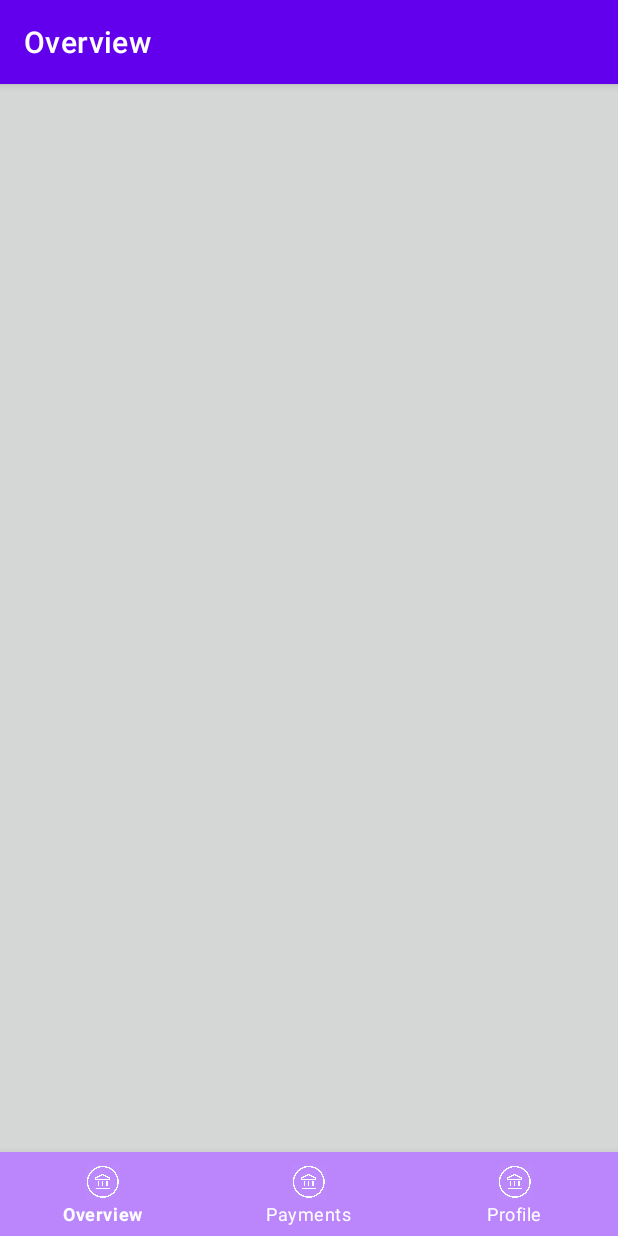
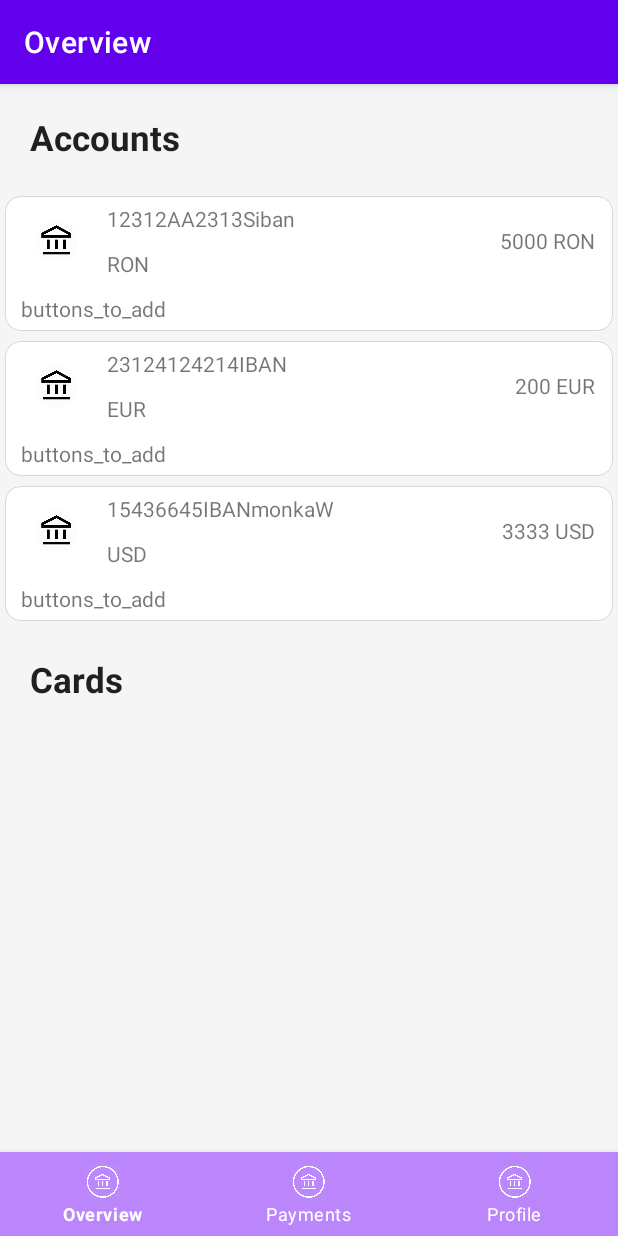
Before and after one commit to gabrielconstantin02/banking_app, an Android app: the OverviewFragment screen opened directly, with no data from a screen before it, on a phone screen of 412 x 824 dp. Run offline under Robolectric (Android 15) with nearby library versions, the phone set to English and light mode, and no system bars; our stand-ins replace CircleImageView.

Commit message:
added overview's accounts

```diff
--- a/app/src/main/java/com/example/banking_app/fragments/OverviewFragment.kt
+++ b/app/src/main/java/com/example/banking_app/fragments/OverviewFragment.kt
@@ -10,30 +10,87 @@ import android.widget.TextView
 import androidx.fragment.app.Fragment
 import com.example.banking_app.R
 import com.example.banking_app.models.Account
+import com.example.banking_app.models.Currency
 
 class OverviewFragment : Fragment() {
     override fun onCreateView(inflater: LayoutInflater, container: ViewGroup?,
                               savedInstanceState: Bundle?): View? {
         val view: View = inflater.inflate(R.layout.fragment_overview, container, false);
         activity?.title = getString(R.string.nav_overview);
+        val accountsLayout : LinearLayout = view.findViewById(R.id.overviewHolder);
+
+        val mockData : MutableList<Pair<Account, Currency>> = mutableListOf();
+        getMockData(mockData);
+
+        addAccounts(inflater, accountsLayout, mockData);
+
         return view;
     }
 
+    private fun getMockData(dataList: MutableList<Pair<Account, Currency>>) {
+        dataList.clear();
+        dataList.add(Pair(
+                Account(
+                        "12312AA2313Siban",
+                        1,
+                        1,
+                        "BIC",
+                        5000
+                ),
+                Currency(
+                        1,
+                        "RON"
+                )
+        ));
+        dataList.add(Pair(
+                Account(
+                        "23124124214IBAN",
+                        1,
+                        1,
+                        "BIC",
+                        200
+                ),
+                Currency(
+                        2,
+                        "EUR"
+                )
+        ));
+        dataList.add(Pair(
+                Account(
+                        "15436645IBANmonkaW",
+                        1,
+                        1,
+                        "BIC",
+                        3333
+                ),
+                Currency(
+                        3,
+                        "USD"
+                )
+        ));
+    }
 
     @SuppressLint("SetTextI18n")
-    private fun addAccounts(inflater: LayoutInflater, location: LinearLayout, dataAccounts: List<Account>) {
-        for (account: Account in dataAccounts) {
+    private fun addAccounts(inflater: LayoutInflater, location: LinearLayout, dataAccounts: List<Pair<Account, Currency>>) {
+        for (data: Pair<Account, Currency> in dataAccounts) {
             val hold: View = inflater.inflate(R.layout.log_accounts, location, false);
+            val account: Account = data.first;
+            val currency: Currency = data.second;
 
-            val ibanText: TextView = hold.findViewById(R.id.ibanHolder);
+            val ibanText: TextView = hold.findViewById(R.id.accountLogIban);
             ibanText.text = account.getIban();
-            val balanceText: TextView = hold.findViewById(R.id.ibanHolder);
-            balanceText.text = account.getBalance().toString() + '$';
+            val currencyText: TextView = hold.findViewById(R.id.accountLogCurrency);
+            currencyText.text = currency.getName();
+            val balanceText: TextView = hold.findViewById(R.id.accountLogBalance);
+            balanceText.text = account.getBalance().toString() + " " + currency.getName();
+
+            location.addView(hold);
         }
     }
 
-    private fun loadAccounts() {
+    private fun addCards(inflater: LayoutInflater, location: LinearLayout, dataAccounts: List<Pair<Account, Currency>>) {
 
     }
+    //private fun loadAccounts() {}
 
 }
--- /dev/null
+++ b/app/src/main/java/com/example/banking_app/models/Currency.kt
@@ -0,0 +1,15 @@
+package com.example.banking_app.models;
+
+class Currency(currencyId: Int, name: String) {
+    private var mCurrencyId : Int = currencyId;
+    private var mName : String = name;
+
+    fun getCurrencyId () : Int {
+        return mCurrencyId;
+    }
+
+    fun getName () : String {
+        return mName;
+    }
+
+}
--- /dev/null
+++ b/app/src/main/res/drawable/border_account_log.xml
@@ -0,0 +1,14 @@
+<?xml version="1.0" encoding="utf-8"?>
+<shape xmlns:android="http://schemas.android.com/apk/res/android"
+    android:shape="rectangle" >
+    <solid
+        android:color="@android:color/white">
+    </solid>
+    <stroke
+        android:width="0.5dip"
+        android:color="@color/black_20">
+    </stroke>
+    <corners
+        android:radius="10dp">
+    </corners>
+</shape>
--- a/app/src/main/res/drawable/borders.xml
+++ b/app/src/main/res/drawable/borders.xml
@@ -1,5 +1,6 @@
 <?xml version="1.0" encoding="utf-8"?>
-<shape xmlns:android="http://schemas.android.com/apk/res/android" android:shape="rectangle" >
+<shape xmlns:android="http://schemas.android.com/apk/res/android"
+    android:shape="rectangle" >
     <!--<solid
         android:color="@android:color/white">
     </solid>-->
--- a/app/src/main/res/layout/activity_main.xml
+++ b/app/src/main/res/layout/activity_main.xml
@@ -20,7 +20,10 @@
     <FrameLayout
         android:id="@+id/container"
         android:layout_width="match_parent"
-        android:layout_height="match_parent"/>
+        android:layout_height="0dp"
+        app:layout_constraintTop_toBottomOf="@id/toolbar"
+        app:layout_constraintBottom_toTopOf="@id/navigationView"
+        />
 
     <com.google.android.material.bottomnavigation.BottomNavigationView
         android:id="@+id/navigationView"
--- a/app/src/main/res/layout/fragment_overview.xml
+++ b/app/src/main/res/layout/fragment_overview.xml
@@ -4,18 +4,41 @@
     xmlns:tools="http://schemas.android.com/tools"
     android:layout_width="match_parent"
     android:layout_height="match_parent"
-    android:background="@color/black_20"
+    android:background="@color/black_5"
     tools:context=".fragments.OverviewFragment">
 
-    <!-- TODO: Update blank fragment layout -->
-    <androidx.core.widget.NestedScrollView
+    <LinearLayout
+        android:orientation="vertical"
         android:layout_width="match_parent"
-        android:layout_height="match_parent">
+        android:layout_height="wrap_content">
 
-        <LinearLayout
-            android:id="@+id/holderOverview"
+        <TextView
+            android:id="@+id/accountTitle"
+            style="@style/bigTitle"
+            android:layout_width="wrap_content"
+            android:layout_height="wrap_content"
+            android:padding="20dp"
+            android:text="@string/overview_accounts" />
+
+        <androidx.core.widget.NestedScrollView
             android:layout_width="match_parent"
+            android:layout_height="match_parent">
+
+            <LinearLayout
+                android:id="@+id/overviewHolder"
+                android:layout_width="match_parent"
+                android:layout_height="wrap_content"
+                android:orientation="vertical" />
+        </androidx.core.widget.NestedScrollView>
+
+        <TextView
+            android:id="@+id/cardsTitle"
+            style="@style/bigTitle"
+            android:layout_width="wrap_content"
             android:layout_height="wrap_content"
-            android:orientation="vertical" />
-    </androidx.core.widget.NestedScrollView>
+            android:padding="20dp"
+            android:text="@string/overview_cards" />
+
+    </LinearLayout>
+
 </FrameLayout>
--- a/app/src/main/res/layout/log_accounts.xml
+++ b/app/src/main/res/layout/log_accounts.xml
@@ -2,10 +2,11 @@
 <RelativeLayout
     xmlns:android="http://schemas.android.com/apk/res/android"
     android:layout_width="match_parent"
-    android:background="@drawable/borders"
     android:id="@+id/accountLogItem"
     android:layout_height="wrap_content"
+    android:background="@drawable/border_account_log"
     android:paddingEnd="10dp"
+    android:layout_margin="3dp"
     android:paddingStart="5dp"
     >
 
@@ -27,7 +28,7 @@
             >
 
                 <TextView
-                    android:id="@+id/ibanHolder"
+                    android:id="@+id/accountLogIban"
                     android:layout_width="wrap_content"
                     android:layout_height="wrap_content"
                     android:layout_alignParentTop="true"
@@ -35,16 +36,16 @@
                     android:text="Title" />
 
                 <TextView
-                    android:id="@+id/currencyHolder"
+                    android:id="@+id/accountLogCurrency"
                     android:layout_width="wrap_content"
                     android:layout_height="wrap_content"
                     android:layout_alignParentBottom="true"
                     android:layout_marginBottom="5dp"
                     android:text="Description"
-                />
+                    />
 
                 <TextView
-                    android:id="@+id/balanceHolder"
+                    android:id="@+id/accountLogBalance"
                     android:layout_width="wrap_content"
                     android:layout_height="match_parent"
                     android:layout_marginEnd="2dp"
--- a/app/src/main/res/values/strings.xml
+++ b/app/src/main/res/values/strings.xml
@@ -5,4 +5,6 @@
     <string name="nav_overview">Overview</string>
     <string name="nav_payments">Payments</string>
     <string name="nav_profile">Profile</string>
+    <string name="overview_accounts">Accounts</string>
+    <string name="overview_cards">Cards</string>
 </resources>
--- /dev/null
+++ b/app/src/main/res/values/styles.xml
@@ -0,0 +1,7 @@
+<?xml version="1.0" encoding="utf-8"?>
+<resources>
+    <style name="bigTitle" parent="TextAppearance.AppCompat">
+        <item name="android:textSize">23sp</item>
+        <item name="android:textStyle">bold</item>
+    </style>
+</resources>
```
